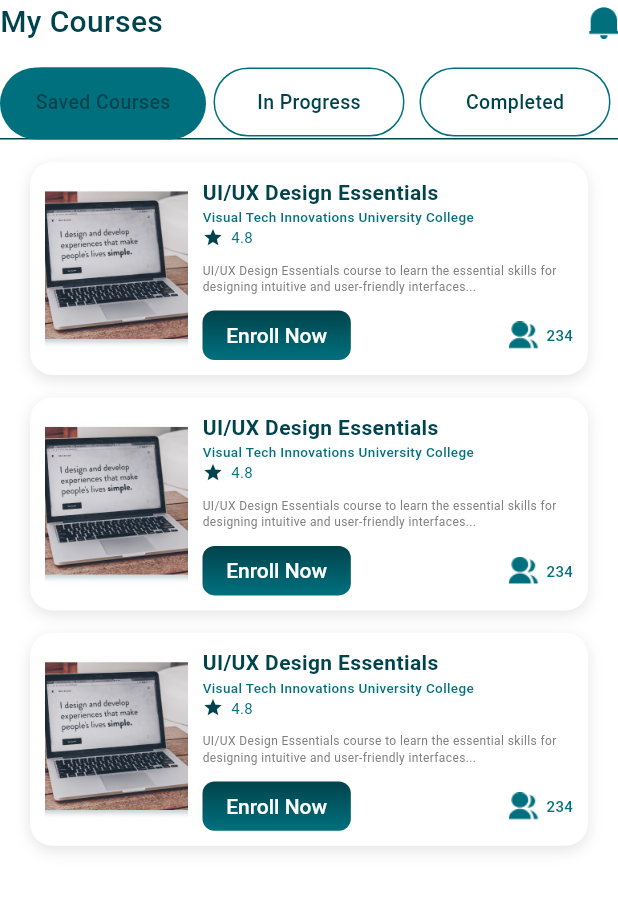
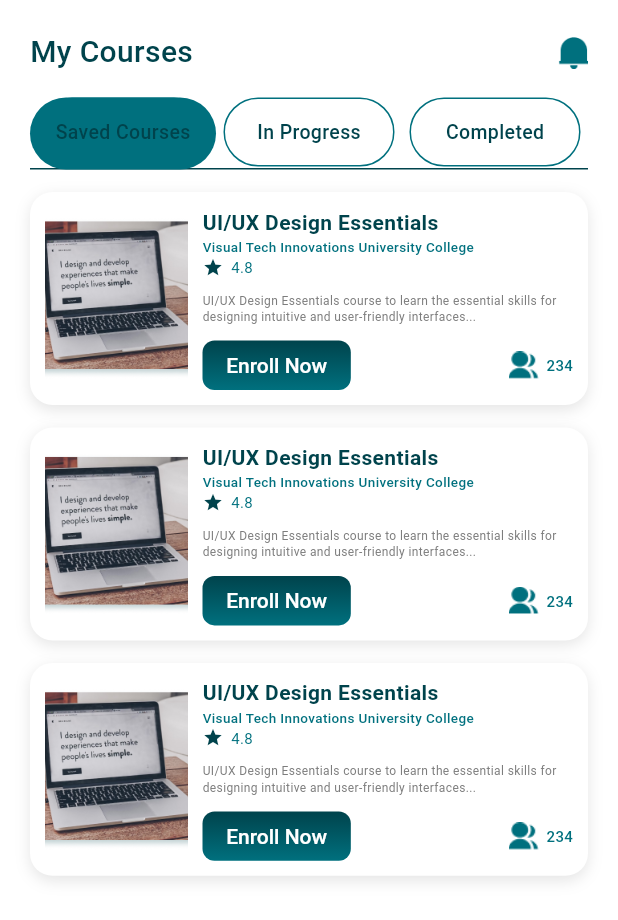
Before and after one commit to swagatapal/E_Learning, a Flutter app: the MyCourseTab screen opened directly, on a phone screen of 412 x 824 dp. Shown: the top 920 px of the screen. Run offline on Flutter 3.47's test engine with Material 3 defaults, Android fonts, the phone set to English and light mode, and no system bars; drawn by our look-alikes of flutter_bounce; our stand-ins replace persistent_bottom_nav_bar, smooth_page_indicator.

Commit message:
tab bar heading fix

```diff
--- a/lib/Screens/MyCourse/View/my_course_tab.dart
+++ b/lib/Screens/MyCourse/View/my_course_tab.dart
@@ -40,6 +40,7 @@ class _MyCourseTabState extends State<MyCourseTab>
               const SizedBox(height: 15),
               TabBar(
                 controller: tabController,
+                padding: const EdgeInsets.symmetric(horizontal: 20.0),
                 labelPadding: EdgeInsets.zero,
                 indicatorColor: Colors.transparent,
                 indicatorSize: TabBarIndicatorSize.label,
@@ -58,11 +59,9 @@ class _MyCourseTabState extends State<MyCourseTab>
                 ),
                 tabs: const [
                   Tab(
-                      child: MyCourseTabContainer(
-                          categoryName: "Saved Courses")),
-                  Tab(
                       child:
-                          MyCourseTabContainer(categoryName: "In Progress")),
+                          MyCourseTabContainer(categoryName: "Saved Courses")),
+                  Tab(child: MyCourseTabContainer(categoryName: "In Progress")),
                   Tab(child: MyCourseTabContainer(categoryName: "Completed")),
                 ],
               ),
--- a/lib/Screens/MyCourse/Widgets/my_course_heading.dart
+++ b/lib/Screens/MyCourse/Widgets/my_course_heading.dart
@@ -5,7 +5,9 @@ class MyCourseHeading extends StatelessWidget {
 
   @override
   Widget build(BuildContext context) {
-    return Row(
+    return Padding(
+      padding: const EdgeInsets.only(left: 20.0, right: 20.0, top: 20.0),
+      child: Row(
         mainAxisAlignment: MainAxisAlignment.spaceBetween,
         children: [
           Text(
@@ -22,6 +24,7 @@ class MyCourseHeading extends StatelessWidget {
             width: 20,
           )
         ],
+      ),
     );
   }
 }
```
Lines whose indentation alone changed are shown as unchanged.
